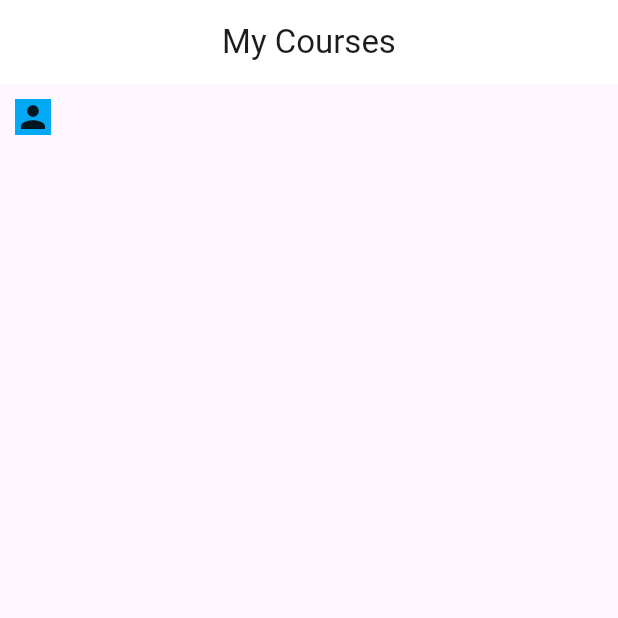
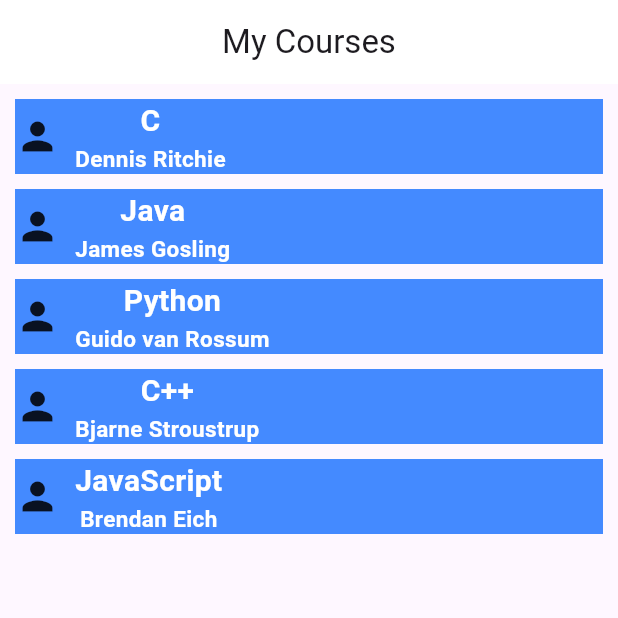
Before and after one commit to hoangchitrung/flutter_course, a Flutter app: the screen it shows after launch, on a phone screen of 412 x 824 dp, the top half of it. Run offline on Flutter 3.47's test engine with Material 3 defaults, Android fonts, the light colour scheme and no system bars.

Commit message:
update: finish homework in class (remake the error one)

```diff
--- a/code/projects/flutter_demo_v1/lib/MyFirstWidget/ListCard.dart
+++ b/code/projects/flutter_demo_v1/lib/MyFirstWidget/ListCard.dart
@@ -1,6 +1,34 @@
 import 'package:flutter/material.dart';
 
 class Listcard extends StatelessWidget {
+  var courses = [
+    {
+      'Language': 'C',
+      'By': 'Dennis Ritchie',
+      'icon': Icon(Icons.person, size: 30),
+    },
+    {
+      'Language': 'Java',
+      'By': 'James Gosling',
+      'icon': Icon(Icons.person, size: 30),
+    },
+    {
+      'Language': 'Python',
+      'By': 'Guido van Rossum',
+      'icon': Icon(Icons.person, size: 30),
+    },
+    {
+      'Language': 'C++',
+      'By': 'Bjarne Stroustrup',
+      'icon': Icon(Icons.person, size: 30),
+    },
+    {
+      'Language': 'JavaScript',
+      'By': 'Brendan Eich',
+      'icon': Icon(Icons.person, size: 30),
+    },
+  ];
+
   @override
   Widget build(BuildContext context) {
     return Scaffold(
@@ -10,19 +38,41 @@ class Listcard extends StatelessWidget {
         centerTitle: true,
       ),
       body: Padding(
-        padding: EdgeInsetsGeometry.all(10),
+        padding: EdgeInsets.all(10),
         child: Column(
           children: [
-            Flexible(
-              flex: 1,
-              child: Row(
-                children: [
-                  Container(color: Colors.lightBlue, child: Icon(Icons.person)),
-                ],
+            for (var course in courses) ... [
+              Container(
+                color: Colors.blueAccent,
+                child: Row(
+                  children: [
+                    course['icon'] as Widget,
+                    SizedBox(width: 10),
+                    Column(
+                      children: [
+                        Text(
+                          course['Language'] as String,
+                          style: TextStyle(
+                            fontSize: 20,
+                            color: Colors.white,
+                            fontWeight: FontWeight.bold,
+                          ),
+                        ),
+                        Text(
+                          course['By'] as String,
+                          style: TextStyle(
+                            fontSize: 15,
+                            color: Colors.white,
+                            fontWeight: FontWeight.bold,
+                          ),
+                        ),
+                      ],
+                    ),
+                  ],
+                ),
               ),
-            ),
-
-            SizedBox(height: 10),
+              SizedBox(height: 10),
+            ],
           ],
         ),
       ),
```
Also changed, not shown: 1 other file.
